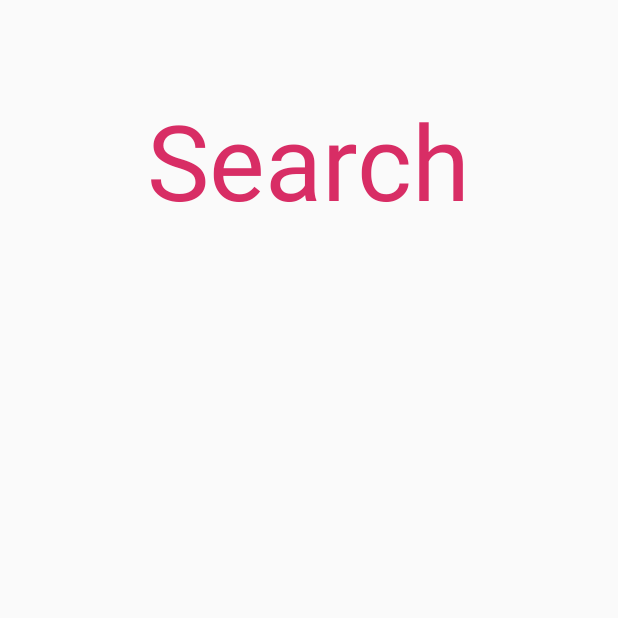
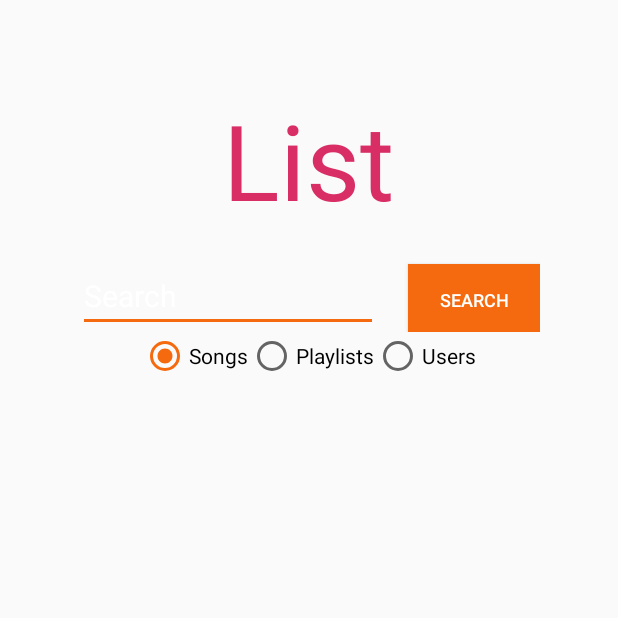
Before and after one commit to ericmaciared/Bubblefy, an Android app: the SearchActivity screen opened directly, with no data from a screen before it, on a phone screen of 412 x 824 dp, the top half of it. Run offline under Robolectric (Android 15) with nearby library versions, the phone set to English and light mode, and no system bars; 2 statements that could not run were skipped.

Commit message:
Search bar and top buttons implemented

```diff
--- a/app/src/main/java/edu/url/salle/eric/macia/bubblefy/controller/activity/SearchActivity.java
+++ b/app/src/main/java/edu/url/salle/eric/macia/bubblefy/controller/activity/SearchActivity.java
@@ -3,6 +3,9 @@ package edu.url.salle.eric.macia.bubblefy.controller.activity;
 import androidx.appcompat.app.AppCompatActivity;
 
 import android.os.Bundle;
+import android.widget.RadioButton;
+import android.widget.RadioGroup;
+import android.widget.TextView;
 
 import edu.url.salle.eric.macia.bubblefy.R;
 import edu.url.salle.eric.macia.bubblefy.model.Search;
@@ -10,16 +13,30 @@ import edu.url.salle.eric.macia.bubblefy.restapi.callback.SearchCallback;
 import edu.url.salle.eric.macia.bubblefy.restapi.manager.SearchManager;
 
 
-public class SearchActivity extends AppCompatActivity implements SearchCallback {
+public class SearchActivity extends AppCompatActivity implements SearchCallback, RadioGroup.OnCheckedChangeListener {
 
+    RadioGroup radioGroup;
+    RadioButton radioButton1;
+    RadioButton radioButton2;
+    RadioButton radioButton3;
+    TextView textToShow;
     private Search mSearch;
 
     @Override
     protected void onCreate(Bundle savedInstanceState) {
         super.onCreate(savedInstanceState);
         setContentView(R.layout.activity_search);
+        radioGroup = findViewById(R.id.group_buttons);
+        radioButton1 = findViewById(R.id.radio_song);
+        radioButton2 = findViewById(R.id.radio_playlists);
+        radioButton3 = findViewById(R.id.radio_users);
+        textToShow = findViewById(R.id.textprova);
+
+        radioGroup.setOnCheckedChangeListener(this);
+
         SearchManager.getInstance(this).getSearchResult("Hola", this);
     }
+
 
     @Override
     public void onSearchReceived(Search search) {
@@ -36,4 +53,14 @@ public class SearchActivity extends AppCompatActivity implements SearchCallback
     public void onFailure(Throwable throwable) {
 
     }
+
+    @Override
+    public void onCheckedChanged(RadioGroup group, int checkedId) {
+        if(radioButton1.isChecked()){
+            textToShow.setText("hola");}
+        else if(radioButton2.isChecked()){
+            textToShow.setText("fina ara");}
+        else
+            textToShow.setText("adeu");
+    }
 }
--- a/app/src/main/res/layout/activity_search.xml
+++ b/app/src/main/res/layout/activity_search.xml
@@ -1,20 +1,68 @@
 <?xml version="1.0" encoding="utf-8"?>
-<androidx.constraintlayout.widget.ConstraintLayout xmlns:android="http://schemas.android.com/apk/res/android"
-    xmlns:app="http://schemas.android.com/apk/res-auto"
+<LinearLayout xmlns:android="http://schemas.android.com/apk/res/android"
     xmlns:tools="http://schemas.android.com/tools"
     android:layout_width="match_parent"
     android:layout_height="match_parent"
+    android:gravity="center_horizontal"
+    android:orientation="vertical"
     tools:context=".controller.activity.SearchActivity">
     <TextView
         android:id="@+id/textView"
         android:layout_width="wrap_content"
         android:layout_height="wrap_content"
         android:layout_marginTop="60dp"
-        android:text="Search"
+        android:text="@string/track_list"
         android:textColor="@color/colorPrimary"
-        android:textSize="70sp"
-        app:layout_constraintEnd_toEndOf="parent"
-        app:layout_constraintStart_toStartOf="parent"
-        app:layout_constraintTop_toTopOf="parent" />
-
-</androidx.constraintlayout.widget.ConstraintLayout>
+        android:textSize="70sp"/>
+    <LinearLayout
+        android:layout_width="wrap_content"
+        android:layout_height="wrap_content"
+        android:layout_marginTop="20dp">
+        <EditText
+            android:layout_width="200dp"
+            android:layout_height="wrap_content"
+            android:hint="Search"
+            android:textSize="@dimen/text_size_medium"
+            android:id="@+id/search_text"
+            android:textColor="@color/colorTextPrimary"
+            android:textColorHint="@color/colorTextPrimary"/>
+        <Button
+            android:layout_width="wrap_content"
+            android:layout_height="wrap_content"
+            android:text="Search"
+            android:layout_marginLeft="20dp"
+            android:textColor="@color/colorTextPrimary"
+            android:background="@color/colorAccent"
+            android:textSize="@dimen/text_size_small"
+            android:id="@+id/search_button"/>
+    </LinearLayout>
+        <RadioGroup
+            android:id="@+id/group_buttons"
+            android:layout_width="wrap_content"
+            android:layout_height="wrap_content"
+            android:orientation="horizontal">
+                <RadioButton
+                android:id="@+id/radio_song"
+                android:layout_width="wrap_content"
+                android:layout_height="wrap_content"
+                android:text="Songs"
+                android:checked="true"/>
+                <RadioButton
+                android:id="@+id/radio_playlists"
+                android:layout_width="wrap_content"
+                android:layout_height="wrap_content"
+                android:text="Playlists"/>
+                <RadioButton
+                android:id="@+id/radio_users"
+                android:layout_width="wrap_content"
+                android:layout_height="wrap_content"
+                android:text="Users"/>
+        </RadioGroup>
+    <TextView
+        android:id="@+id/textprova"
+        android:layout_width="wrap_content"
+        android:layout_height="wrap_content"
+        android:layout_marginTop="60dp"
+        android:textColor="@color/colorPrimary"
+        android:textSize="70sp"/>
+</LinearLayout>
```
